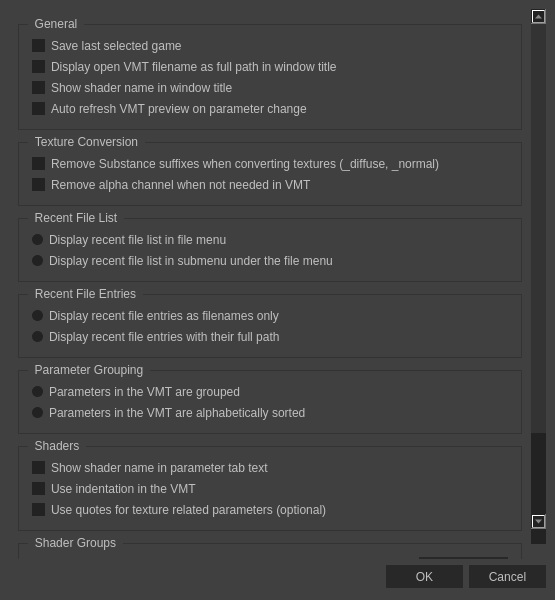
Qt form ui/optionsdialog.ui (Dima-369/VMT-Editor) before a commit.
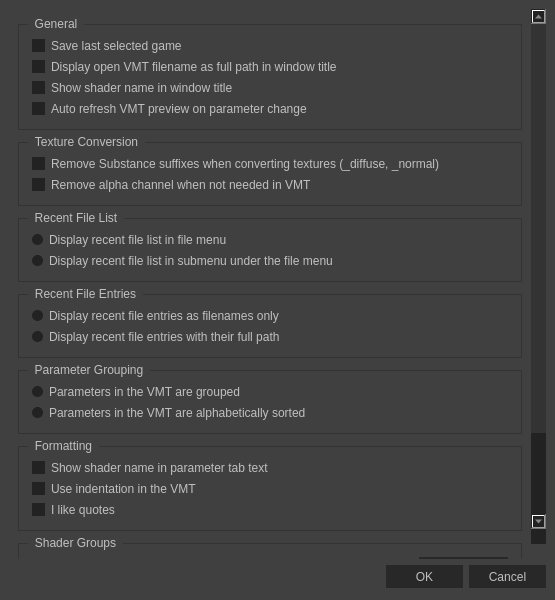
The same form after that commit. Icons and pictures are not drawn.

Diff of the .ui file:
```diff
--- a/ui/optionsdialog.ui
+++ b/ui/optionsdialog.ui
@@ -793,7 +793,7 @@
          <property name="geometry">
           <rect>
            <x>0</x>
-           <y>0</y>
+           <y>-147</y>
            <width>522</width>
            <height>699</height>
           </rect>
@@ -940,7 +940,7 @@
           <item>
            <widget class="QGroupBox" name="groupBox_parameter">
             <property name="title">
-             <string>Shaders</string>
+             <string>Formatting</string>
             </property>
             <layout class="QGridLayout" name="gridLayout_12">
              <item row="1" column="0" colspan="2">
@@ -953,7 +953,7 @@
              <item row="3" column="0" colspan="2">
               <widget class="QCheckBox" name="checkBox_useQuotesForTexture">
                <property name="text">
-                <string>Use quotes for texture related parameters (optional)</string>
+                <string>I like quotes</string>
                </property>
               </widget>
              </item>
```
